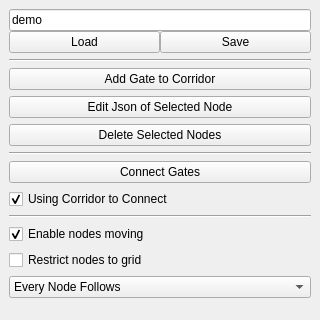
StumboEugen/TMapping, file include/tmapping/UI/dockBuildMap.ui: the form before one commit; both pictures show x 0 to 320 and y 0 to 320 of the 320 by 541 pixel window.
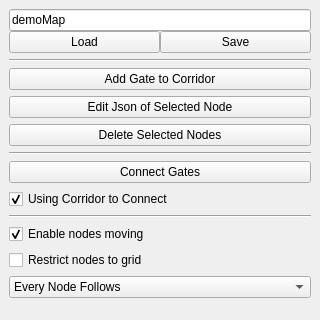
The form after the commit.

```diff
--- a/include/tmapping/UI/dockBuildMap.ui
+++ b/include/tmapping/UI/dockBuildMap.ui
@@ -35,7 +35,7 @@
       <item>
        <widget class="QLineEdit" name="mapName">
         <property name="text">
-         <string>demo</string>
+         <string>demoMap</string>
         </property>
        </widget>
       </item>
```
